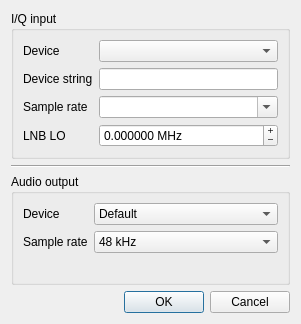
Before: the Qt Designer form qtgui/ioconfig.ui in gqrx-sdr/gqrx, drawn with Qt 5.
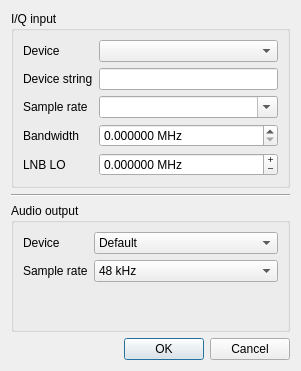
After: the same form once the commit is applied. Icons and pictures are not drawn.

Commit message: Add support for setting analog bandwidth.

The edit to the form file:
```diff
--- a/qtgui/ioconfig.ui
+++ b/qtgui/ioconfig.ui
@@ -7,7 +7,7 @@
     <x>0</x>
     <y>0</y>
     <width>301</width>
-    <height>324</height>
+    <height>371</height>
    </rect>
   </property>
   <property name="windowTitle">
@@ -80,14 +80,14 @@
         </property>
        </widget>
       </item>
-      <item row="3" column="0">
+      <item row="4" column="0">
        <widget class="QLabel" name="loLabel">
         <property name="text">
          <string>LNB LO</string>
         </property>
        </widget>
       </item>
-      <item row="3" column="1">
+      <item row="4" column="1">
        <widget class="QDoubleSpinBox" name="loSpinBox">
         <property name="toolTip">
          <string>LNB LO frequency. Use negative frequency for upconverters.</string>
@@ -131,6 +131,35 @@
         </property>
        </widget>
       </item>
+      <item row="3" column="1">
+       <widget class="QDoubleSpinBox" name="bwSpinBox">
+        <property name="toolTip">
+         <string>Analog bandwidth (leave at 0 for default)</string>
+        </property>
+        <property name="suffix">
+         <string> MHz</string>
+        </property>
+        <property name="decimals">
+         <number>6</number>
+        </property>
+        <property name="maximum">
+         <double>100.000000000000000</double>
+        </property>
+        <property name="singleStep">
+         <double>0.100000000000000</double>
+        </property>
+       </widget>
+      </item>
+      <item row="3" column="0">
+       <widget class="QLabel" name="bwLabel">
+        <property name="toolTip">
+         <string>Analog bandwidth (leave at 0 for default)</string>
+        </property>
+        <property name="text">
+         <string>Bandwidth</string>
+        </property>
+       </widget>
+      </item>
      </layout>
     </widget>
    </item>
```
Left out of the diff: 3 changed lines with no effect on the pictures. The commit also changes 5 other files.
